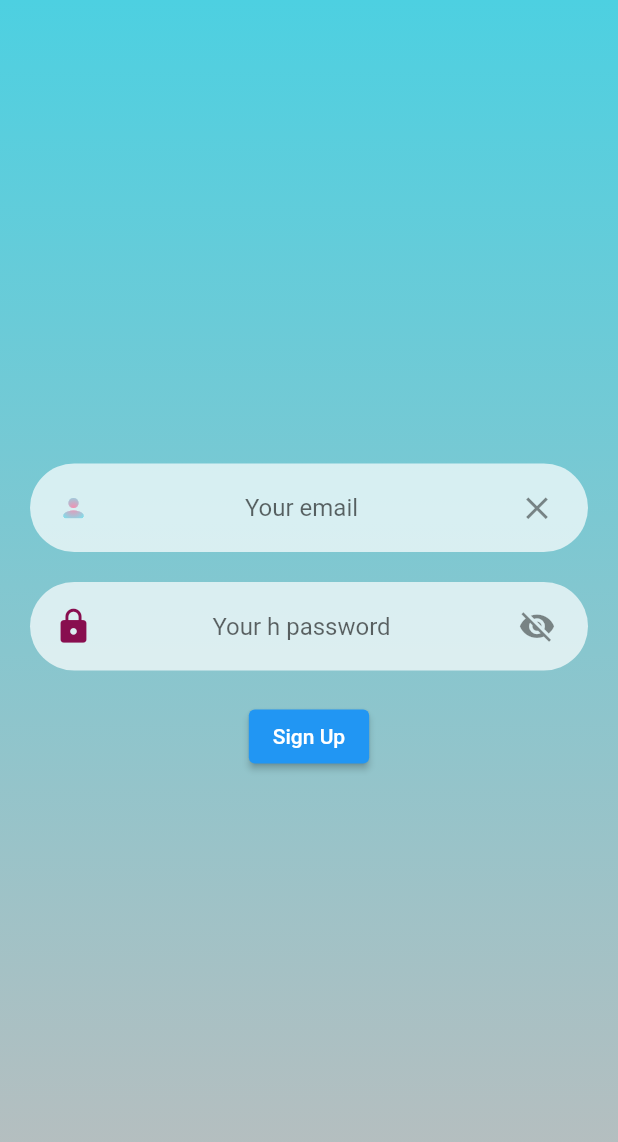
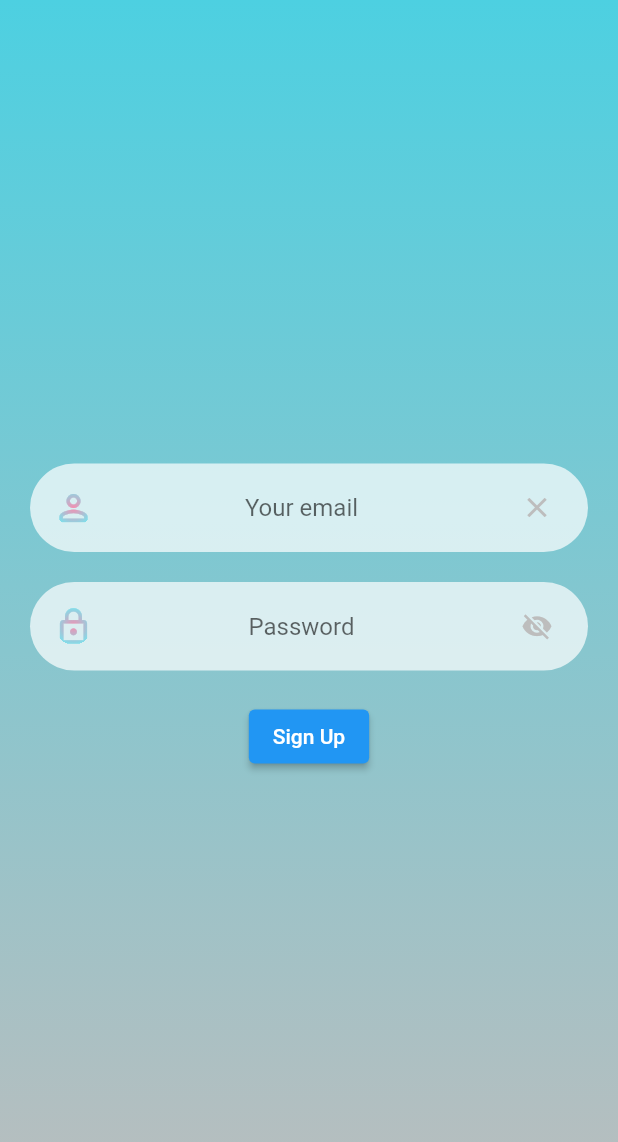
Before and after one commit to Barzi-Yassin/grasp_app, a Flutter app: the screen it shows after launch, on a phone screen of 412 x 824 dp. Shown: the top 1142 px of the screen. Run offline on Flutter 3.47's test engine with Material 2 defaults, Android fonts, the light colour scheme and no system bars; our stand-ins replace firebase_auth, firebase_core, font_awesome_flutter, get; missing offline and left inert: flutter_animated_dialog; accounts and stored records are empty; generated files the repository leaves out were written again.

Commit message:
update signup screen  icons design

```diff
--- a/lib/src/functions/functions.dart
+++ b/lib/src/functions/functions.dart
@@ -102,3 +102,21 @@ Widget customePaddingOnly(
     child: theChild,
   );
 }
+
+
+ShaderMask customeIconShaderMask(
+    {required IconData theIcon, required double theSize}) {
+  return ShaderMask(
+    shaderCallback: (bounds) => RadialGradient(
+      center: Alignment.center,
+      radius: 0.325,
+      colors: [Colors.pink.shade200, Colors.cyan.shade200],
+      tileMode: TileMode.decal,
+    ).createShader(bounds),
+    child: Icon(
+      theIcon,
+      size: theSize,
+      color: Colors.white,
+    ),
+  );
+}
--- a/lib/src/widgets/auth_state_widgets.dart/auth_states.dart
+++ b/lib/src/widgets/auth_state_widgets.dart/auth_states.dart
@@ -23,25 +23,18 @@ class InputEmail extends StatelessWidget {
         hintText: "Your email",
         prefixIcon: customePaddingOnly(
           thePaddingLeft: 10,
-          theChild: const RadiantGradientMask(
-            child: Icon(
-              Icons.person,
-              size: 20,
-              color: Colors.white,
-            ),
+          theChild: customeIconShaderMask(
+            theIcon: Icons.person_outline,
+            theSize: 28,
           ),
-          // theChild: customeIcon(
-          //     theIcon: Icons.person_outline,
-          //     // theColor: Color.lerp(Colors.pink, b, t),
-          //     theSize: 25),
         ),
         suffixIcon: customePaddingOnly(
           thePaddingRight: 10,
           theChild: customeIconButton(
             theOnPressed: () => theControllerEmail.clear(),
             theIcon: Icons.close,
-            theSize: 25,
-            // theColor: Colors.pink.shade700,
+            theSize: 22,
+            theColor: Colors.grey.shade400,
           ),
         ),
         border: const OutlineInputBorder(
@@ -70,7 +63,7 @@ class _InputPasswordState extends State<InputPassword> {
     return TextFormField(
       obscureText: hidePassword,
       textAlign: TextAlign.center,
-      // keyboardType: TextInputType.visiblePassword,
+      keyboardType: TextInputType.visiblePassword,
       textInputAction: TextInputAction.done,
       cursorColor: Colors.cyan,
       onSaved: (password) {},
@@ -78,13 +71,12 @@ class _InputPasswordState extends State<InputPassword> {
       decoration: InputDecoration(
         filled: true,
         fillColor: Colors.white70,
-        hintText: "Your h password",
+        hintText: "Password",
         prefixIcon: customePaddingOnly(
           thePaddingLeft: 10,
-          theChild: customeIcon(
-            theIcon: Icons.lock,
-            theColor: Colors.pink.shade900,
-            theSize: 26,
+          theChild: customeIconShaderMask(
+            theIcon: Icons.lock_outline,
+            theSize: 27,
           ),
         ),
         suffixIcon: customePaddingOnly(
@@ -100,8 +92,8 @@ class _InputPasswordState extends State<InputPassword> {
               }
             }),
             theIcon: passwordHideShowIconHandler,
-            theSize: 25,
-            // theColor: Colors.pink.shade700,
+            theSize: 21,
+            theColor: Colors.grey.shade400,
           ),
         ),
         border: const OutlineInputBorder(
@@ -111,21 +103,3 @@ class _InputPasswordState extends State<InputPassword> {
     );
   }
 }
-
-class RadiantGradientMask extends StatelessWidget {
-  const RadiantGradientMask({Key? key, required this.child}) : super(key: key);
-  final Widget child;
-
-  @override
-  Widget build(BuildContext context) {
-    return ShaderMask(
-      shaderCallback: (bounds) =>   RadialGradient(
-        center: Alignment.center,
-        radius: 0.24,
-        colors: [Colors.pink.shade200, Colors.cyan.shade200],
-        tileMode: TileMode.decal,
-      ).createShader(bounds),
-      child: child,
-    );
-  }
-}
```
